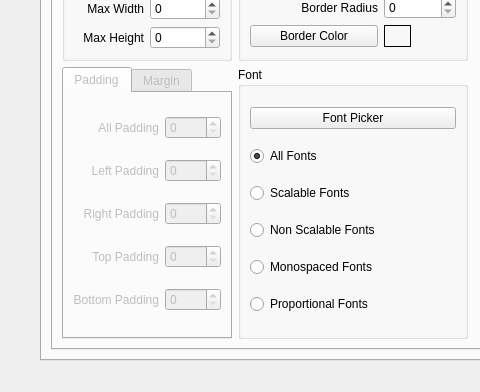
This is flexgui/src/flexqss.ui in jethornton/flexgui as Qt 5 draws it before an edit; both pictures show x 0 to 480 and y 291 to 683 of the 920 by 683 pixel window. The edited form follows.
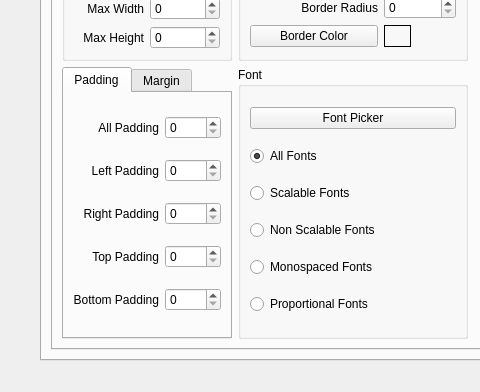
This is the edited form. The open tabs and pages were chosen to show the change.

Commit message: finish up toolbutton normal

The edit to the form file:
```diff
--- a/flexgui/src/flexqss.ui
+++ b/flexgui/src/flexqss.ui
@@ -4856,7 +4856,7 @@
             <item row="2" column="0">
              <widget class="QTabWidget" name="tabWidget_15">
               <property name="enabled">
-               <bool>false</bool>
+               <bool>true</bool>
               </property>
               <property name="currentIndex">
                <number>0</number>
```
Left out of the diff: 2 changed lines with no effect on the pictures. The commit also changes 1 other file.
